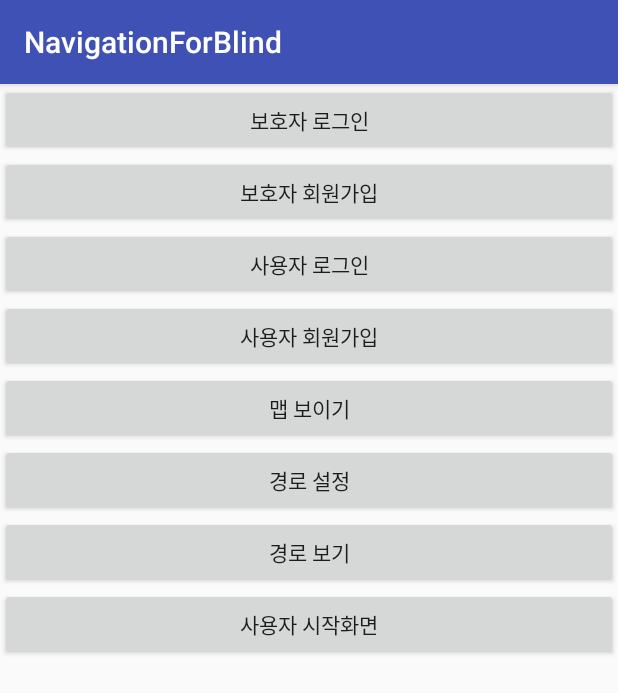
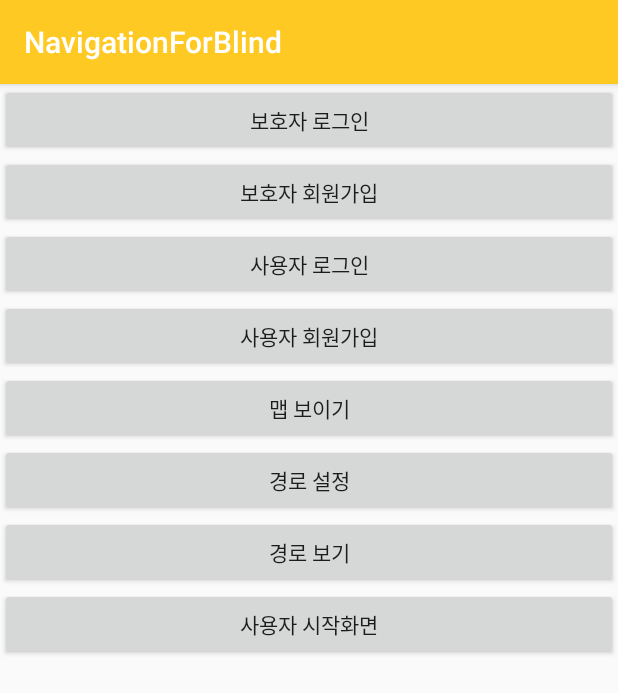
Before and after one commit to tlaektmf/NavigationForBlind, an Android app: the screen it shows after launch (MainActivity), on a phone screen of 412 x 824 dp. Shown: the top 693 px of the screen. Run offline under Robolectric (Android 15) with nearby library versions, the phone set to English and light mode, and no system bars.

Commit message:
Intro 화면 로고와 타이틀 설정 / Colorset 설정

```diff
--- a/app/build.gradle
+++ b/app/build.gradle
@@ -4,7 +4,7 @@ android {
     compileSdkVersion 26
     defaultConfig {
         applicationId "com.example.dazze.navigationforblind"
-        minSdkVersion 15
+        minSdkVersion 21
         targetSdkVersion 26
         versionCode 1
         versionName "1.0"
--- a/app/src/main/AndroidManifest.xml
+++ b/app/src/main/AndroidManifest.xml
@@ -51,7 +51,11 @@
         <activity android:name=".NUSelectWayActivity" />
         <activity android:name=".NUFavoritesWayActivity" />
         <activity android:name=".NIntroActivity">
+            <!--<intent-filter>-->
+                <!--<action android:name="android.intent.action.MAIN" />-->
 
+                <!--<category android:name="android.intent.category.LAUNCHER" />-->
+            <!--</intent-filter>-->
         </activity>
     </application>
 
--- a/app/src/main/res/drawable/ic_noun_686651_cc.xml
+++ /dev/null
@@ -1,6 +0,0 @@
-<vector android:height="30dp" android:viewportHeight="125"
-    android:viewportWidth="100" android:width="24dp" xmlns:android="http://schemas.android.com/apk/res/android">
-    <path android:fillColor="#ffffff" android:pathData="M67.415,49.021c1.979,-4.922 3.259,-9.73 3.332,-14.191C70.453,18.875 56.855,4.725 40.225,5.004C23.594,5.281 10.461,19.882 10.756,35.841C11.395,54.775 37.104,83.457 40.946,95c0.993,-2.621 2.831,-5.864 5.108,-9.516c-1.788,-3.44 -2.805,-7.344 -2.805,-11.484C43.249,60.494 54.016,49.464 67.415,49.021zM40.748,49.004c-7.729,0 -13.996,-6.265 -13.996,-13.996c0,-7.729 6.268,-13.996 13.996,-13.996c7.73,0 13.997,6.268 13.997,13.996C54.745,42.739 48.479,49.004 40.748,49.004z"/>
-    <path android:fillColor="#ffffff" android:pathData="M68.045,67.305c-3.699,0.111 -6.605,3.201 -6.493,6.899c0.113,3.698 3.201,6.604 6.901,6.491c3.697,-0.111 6.604,-3.2 6.492,-6.899C74.832,70.098 71.744,67.191 68.045,67.305zM68.369,77.957c-2.184,0.066 -4.01,-1.648 -4.077,-3.837c-0.065,-2.185 1.653,-4.011 3.837,-4.077c2.186,-0.066 4.01,1.652 4.077,3.837C72.271,76.066 70.555,77.891 68.369,77.957z"/>
-    <path android:fillColor="#ffffff" android:pathData="M67.609,53.01c-11.594,0.354 -20.703,10.036 -20.352,21.629c0.354,11.594 10.036,20.704 21.631,20.353c11.592,-0.354 20.702,-10.037 20.35,-21.63C88.887,61.768 79.202,52.657 67.609,53.01zM82.588,73.995c-0.242,0.374 -5.999,9.146 -14.053,9.39c-8.057,0.246 -14.335,-8.158 -14.6,-8.517c-0.187,-0.255 -0.197,-0.599 -0.025,-0.863c0.24,-0.374 5.998,-9.146 14.053,-9.39c8.055,-0.246 14.334,8.158 14.6,8.517C82.747,73.386 82.758,73.73 82.588,73.995z"/>
-</vector>
--- a/app/src/main/res/values/colors.xml
+++ b/app/src/main/res/values/colors.xml
@@ -1,6 +1,7 @@
 <?xml version="1.0" encoding="utf-8"?>
 <resources>
-    <color name="colorPrimary">#3F51B5</color>
-    <color name="colorPrimaryDark">#303F9F</color>
+    <color name="colorPrimary">#FFC924</color>
+    <color name="colorPrimaryDark">#FFBB24</color>
     <color name="colorAccent">#FF4081</color>
+    <color name="transparent">#00000000</color>
 </resources>
--- a/app/src/main/res/values/styles.xml
+++ b/app/src/main/res/values/styles.xml
@@ -6,6 +6,9 @@
         <item name="colorPrimary">@color/colorPrimary</item>
         <item name="colorPrimaryDark">@color/colorPrimaryDark</item>
         <item name="colorAccent">@color/colorAccent</item>
+        <!--<item name="android:windowDrawsSystemBarBackgrounds">true</item>-->
+        <!--<item name="android:statusBarColor">@color/transparent</item>-->
+        <!--<item name="android:windowTranslucentStatus">true</item>-->
     </style>
 
 </resources>
```
Also changed, not shown: app/src/main/res/layout/activity_nintro.xml (+8 -24 lines), app/src/main/res/drawable/icon.png (added), app/src/main/res/drawable/intro.png (added), app/src/main/res/drawable/noun_686651_cc.svg (deleted), app/src/main/res/drawable/title.png (added).
